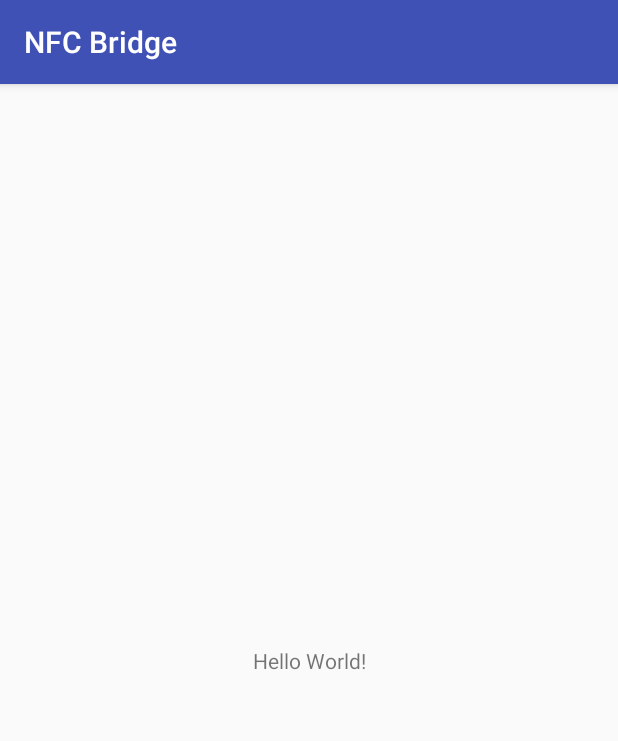
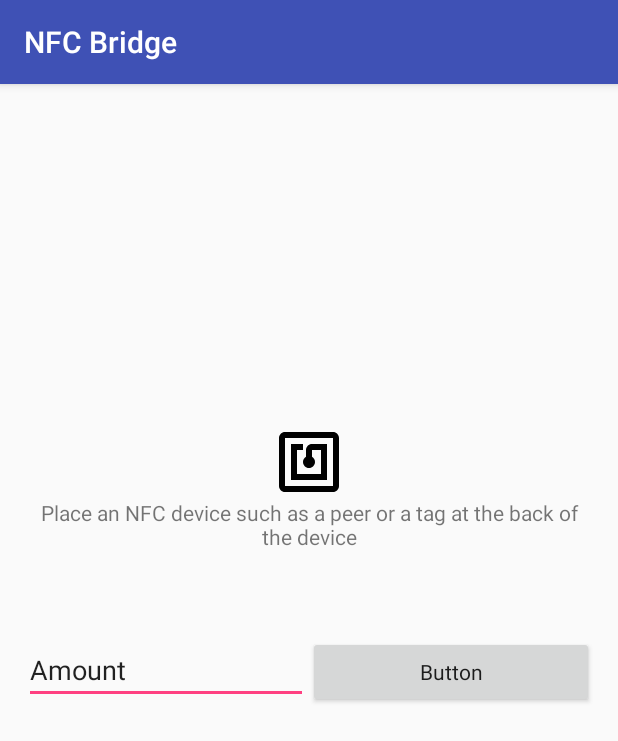
Before and after one commit to jvdassen/NFCBridge, an Android app: the screen it shows after launch (MainActivity), on a phone screen of 412 x 824 dp. Shown: the top 741 px of the screen. Run offline under Robolectric (Android 15) with nearby library versions, the phone set to English and light mode, and no system bars.

Commit message:
Add a simple view to test switching to PWA with an intent.

```diff
--- a/app/src/main/AndroidManifest.xml
+++ b/app/src/main/AndroidManifest.xml
@@ -1,6 +1,6 @@
 <?xml version="1.0" encoding="utf-8"?>
 <manifest xmlns:android="http://schemas.android.com/apk/res/android"
-    package="ch.uzh.csg.nfcbridge" >
+    package="ch.uzh.csg.nfcbridge">
 
     <application
         android:allowBackup="true"
@@ -8,8 +8,8 @@
         android:label="@string/app_name"
         android:roundIcon="@mipmap/ic_launcher_round"
         android:supportsRtl="true"
-        android:theme="@style/AppTheme" >
-        <activity android:name=".MainActivity" >
+        android:theme="@style/AppTheme">
+        <activity android:name=".MainActivity">
             <intent-filter>
                 <action android:name="android.intent.action.MAIN" />
 
--- /dev/null
+++ b/app/src/main/res/drawable/ic_nfc_black_24dp.xml
@@ -0,0 +1,9 @@
+<vector xmlns:android="http://schemas.android.com/apk/res/android"
+        android:width="24dp"
+        android:height="24dp"
+        android:viewportWidth="24.0"
+        android:viewportHeight="24.0">
+    <path
+        android:fillColor="#FF000000"
+        android:pathData="M20,2L4,2c-1.1,0 -2,0.9 -2,2v16c0,1.1 0.9,2 2,2h16c1.1,0 2,-0.9 2,-2L22,4c0,-1.1 -0.9,-2 -2,-2zM20,20L4,20L4,4h16v16zM18,6h-5c-1.1,0 -2,0.9 -2,2v2.28c-0.6,0.35 -1,0.98 -1,1.72 0,1.1 0.9,2 2,2s2,-0.9 2,-2c0,-0.74 -0.4,-1.38 -1,-1.72L13,8h3v8L8,16L8,8h2L10,6L6,6v12h12L18,6z"/>
+</vector>
--- a/app/src/main/res/layout/activity_main.xml
+++ b/app/src/main/res/layout/activity_main.xml
@@ -1,19 +1,59 @@
 <?xml version="1.0" encoding="utf-8"?>
-<android.support.constraint.ConstraintLayout
-    xmlns:android="http://schemas.android.com/apk/res/android"
+<android.support.constraint.ConstraintLayout xmlns:android="http://schemas.android.com/apk/res/android"
+    xmlns:app="http://schemas.android.com/apk/res-auto"
     xmlns:tools="http://schemas.android.com/tools"
-    xmlns:app="http://schemas.android.com/apk/res-auto"
     android:layout_width="match_parent"
     android:layout_height="match_parent"
     tools:context=".MainActivity">
 
-    <TextView
-        android:layout_width="wrap_content"
-        android:layout_height="wrap_content"
-        android:text="Hello World!"
+    <LinearLayout
+        android:layout_width="match_parent"
+        android:layout_height="match_parent"
+        android:layout_marginBottom="16dp"
+        android:layout_marginEnd="16dp"
+        android:layout_marginStart="16dp"
+        android:layout_marginTop="16dp"
+        android:gravity="center_vertical"
+        android:orientation="vertical"
         app:layout_constraintBottom_toBottomOf="parent"
-        app:layout_constraintLeft_toLeftOf="parent"
-        app:layout_constraintRight_toRightOf="parent"
-        app:layout_constraintTop_toTopOf="parent" />
+        app:layout_constraintEnd_toEndOf="parent"
+        app:layout_constraintStart_toStartOf="parent"
+        app:layout_constraintTop_toTopOf="parent">
 
+        <ImageView
+            android:id="@+id/imageView2"
+            android:layout_width="match_parent"
+            android:layout_height="@android:dimen/app_icon_size"
+            app:srcCompat="@drawable/ic_nfc_black_24dp" />
+
+        <TextView
+            android:id="@+id/textView"
+            android:layout_width="match_parent"
+            android:layout_height="92dp"
+            android:text="@string/description_label"
+            android:textAlignment="center" />
+
+        <LinearLayout
+            android:layout_width="match_parent"
+            android:layout_height="172dp"
+            android:orientation="horizontal">
+
+            <EditText
+                android:id="@+id/transaction_amount"
+                android:layout_width="180dp"
+                android:layout_height="wrap_content"
+                android:layout_weight="1"
+                android:ems="10"
+                android:inputType="text"
+                android:text="@string/amount" />
+
+            <Button
+                android:id="@+id/submit_btn"
+                style="@style/AppTheme"
+                android:layout_width="181dp"
+                android:layout_height="wrap_content"
+                android:layout_weight="1"
+                android:text="Button" />
+        </LinearLayout>
+    </LinearLayout>
 </android.support.constraint.ConstraintLayout>
--- a/app/src/main/res/mipmap-anydpi-v26/ic_launcher.xml
+++ b/app/src/main/res/mipmap-anydpi-v26/ic_launcher.xml
@@ -1,5 +1,5 @@
 <?xml version="1.0" encoding="utf-8"?>
 <adaptive-icon xmlns:android="http://schemas.android.com/apk/res/android">
-    <background android:drawable="@drawable/ic_launcher_background"/>
-    <foreground android:drawable="@drawable/ic_launcher_foreground"/>
+    <background android:drawable="@drawable/ic_launcher_background" />
+    <foreground android:drawable="@drawable/ic_launcher_foreground" />
 </adaptive-icon>
--- a/app/src/main/res/mipmap-anydpi-v26/ic_launcher_round.xml
+++ b/app/src/main/res/mipmap-anydpi-v26/ic_launcher_round.xml
@@ -1,5 +1,5 @@
 <?xml version="1.0" encoding="utf-8"?>
 <adaptive-icon xmlns:android="http://schemas.android.com/apk/res/android">
-    <background android:drawable="@drawable/ic_launcher_background"/>
-    <foreground android:drawable="@drawable/ic_launcher_foreground"/>
+    <background android:drawable="@drawable/ic_launcher_background" />
+    <foreground android:drawable="@drawable/ic_launcher_foreground" />
 </adaptive-icon>
--- a/app/src/main/res/values/colors.xml
+++ b/app/src/main/res/values/colors.xml
@@ -2,5 +2,5 @@
 <resources>
     <color name="colorPrimary">#3F51B5</color>
     <color name="colorPrimaryDark">#303F9F</color>
-    <color name="colorAccent">#FF4081</color>
+    <color name="colorAccent">#ff4081</color>
 </resources>
--- a/app/src/main/res/values/strings.xml
+++ b/app/src/main/res/values/strings.xml
@@ -1,3 +1,6 @@
 <resources>
     <string name="app_name">NFC Bridge</string>
+    <string name="description_label">Place an NFC device such as a peer or a tag at the back of the device</string>
+    <string name="nfc">NFC</string>
+    <string name="amount">Amount</string>
 </resources>
```
Also changed, not shown: app/src/main/res/drawable/ic_launcher_background.xml (+166 -70 lines).
